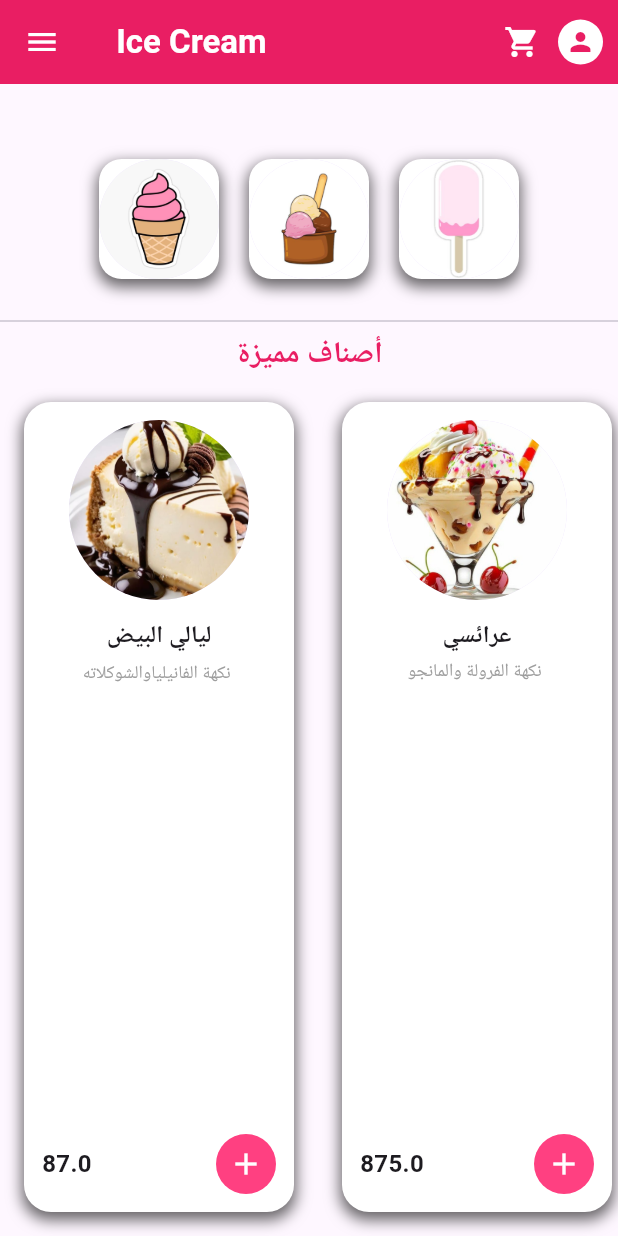
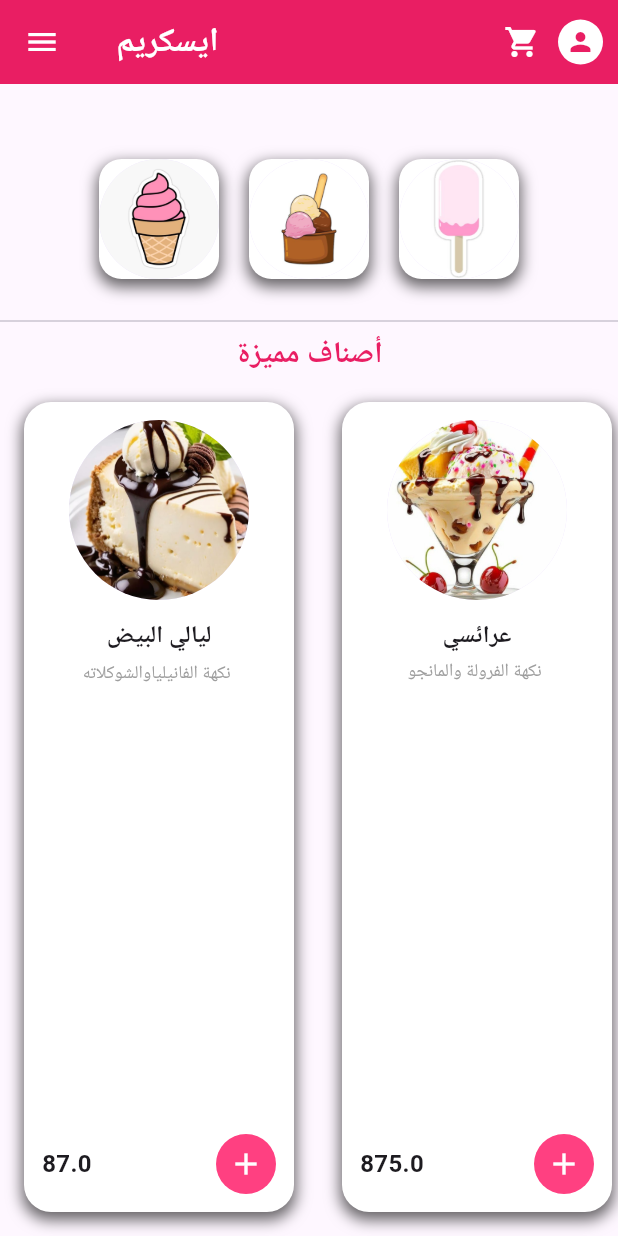
Before and after one commit to aarafqita/flutter-, a Flutter app: the Hompage screen opened directly, on a phone screen of 412 x 824 dp. Run offline on Flutter 3.47's test engine with Material 3 defaults, Android fonts, the phone set to English and light mode, and no system bars.

Commit message:
تعديل الاسم

```diff
--- a/lib/cartpage.dart
+++ b/lib/cartpage.dart
@@ -25,7 +25,7 @@ class _CartpageState extends State<Cartpage> {
   Widget build(BuildContext context) {
     return Scaffold(
       appBar: AppBar(
-        title: Text("Cartpage",style: TextStyle(fontWeight: FontWeight.bold,color: Colors.white),),
+        title: Text("السلة ",style: TextStyle(fontWeight: FontWeight.bold,color: Colors.white),),
 
 
         centerTitle: true,
--- a/lib/homepage.dart
+++ b/lib/homepage.dart
@@ -56,7 +56,7 @@ class _HompageState extends State<Hompage> {
   Widget build(BuildContext context) {
     return  Scaffold(
       appBar: AppBar(
-        title:Text(' Ice Cream', style: TextStyle(fontWeight: FontWeight.bold,color: Colors.white),
+        title:Text(' ايسكريم', style: TextStyle(fontWeight: FontWeight.bold,color: Colors.white),
         ) ,
         backgroundColor: Color(0xFFE91E63),
         iconTheme:  IconThemeData(color: Colors.white),
--- a/lib/icecreem.dart
+++ b/lib/icecreem.dart
@@ -51,7 +51,7 @@ class _IcecreemState extends State<Icecreem> {
   Widget build(BuildContext context) {
     return Scaffold(
       appBar: AppBar(
-        title:Text('Ice Cream', style: TextStyle(fontWeight: FontWeight.bold,color: Colors.white),
+        title:Text('ايسكريم', style: TextStyle(fontWeight: FontWeight.bold,color: Colors.white),
         ) ,
         backgroundColor: Color(0xFFE91E63),
         iconTheme:  IconThemeData(color: Colors.white),
--- a/lib/icecreem2.dart
+++ b/lib/icecreem2.dart
@@ -44,7 +44,7 @@ class _Icecreem2State extends State<Icecreem2> {
   Widget build(BuildContext context) {
     return Scaffold(
       appBar: AppBar(
-        title:Text(' Ice Cream', style: TextStyle(fontWeight: FontWeight.bold,color: Colors.white),
+        title:Text(' ايسكريم', style: TextStyle(fontWeight: FontWeight.bold,color: Colors.white),
         ) ,
         backgroundColor: Color(0xFFE91E63),
         iconTheme: IconThemeData(color: Colors.white),
```
